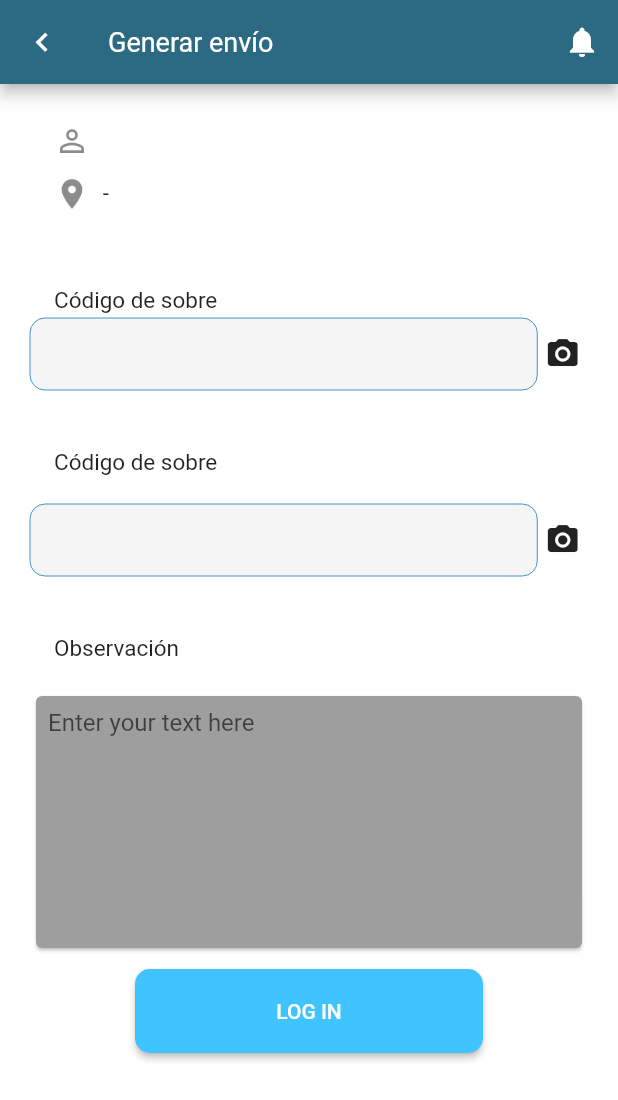
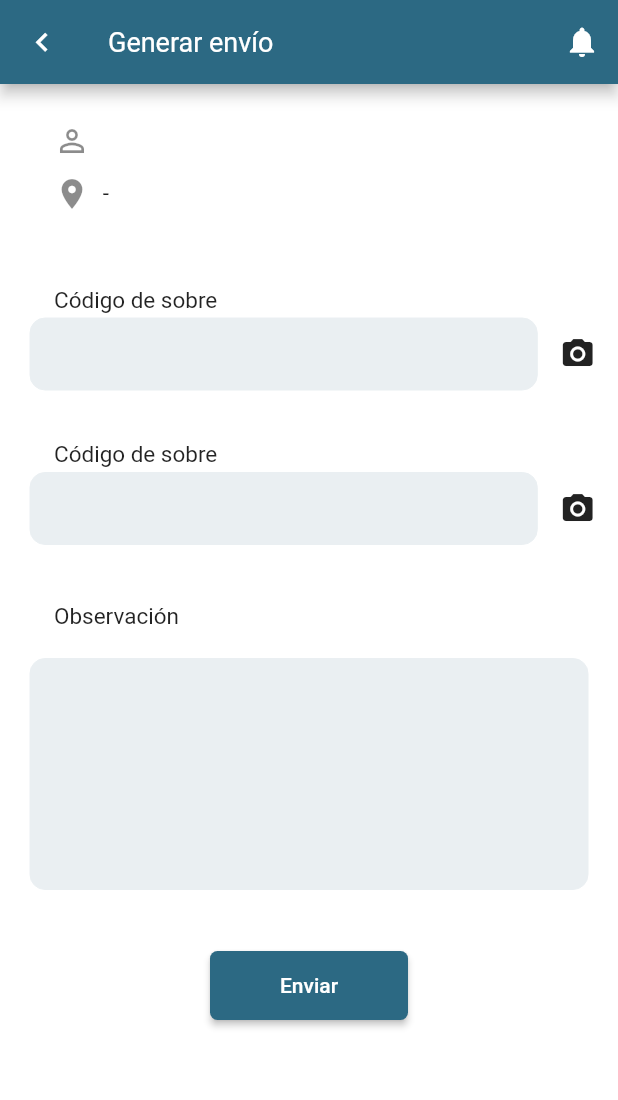
Before and after one commit to exact-ti/tramiteApp, a Flutter app: the EnvioPage screen opened directly with empty values, on a phone screen of 412 x 824 dp. Shown: the top 1100 px of the screen. Run offline on Flutter 3.47's test engine with Material 2 defaults, Android fonts, the phone set to English and light mode, and no system bars; our stand-ins replace dio, shared_preferences; accounts and stored records are empty.

Commit message:
ultimos cambois de front remoto

```diff
--- a/lib/src/Vistas/Generar-envio/Crear-envio/EnvioPage.dart
+++ b/lib/src/Vistas/Generar-envio/Crear-envio/EnvioPage.dart
@@ -26,49 +26,69 @@ class _EnvioPageState extends State<EnvioPage> {
         title: new Text(text, style: TextStyle(fontSize: 15)));
   }
 
-  final observacion = Card(
-      color: Colors.grey,
-      child: Padding(
-        padding: EdgeInsets.all(8.0),
-        child: TextField(
-          maxLines: 8,
-          decoration:
-              InputDecoration.collapsed(hintText: "Enter your text here"),
+  final observacion = TextField(
+          maxLines: 6,
+      decoration: InputDecoration(
+      filled: true,
+      fillColor: Color(0xFFEAEFF2) ,
+      focusedBorder: OutlineInputBorder(
+        borderRadius: BorderRadius.circular(10.0),
+        borderSide: BorderSide(
+          color: Colors.blue
         ),
-      ));
+      ),
+      enabledBorder: OutlineInputBorder(
+        borderRadius: BorderRadius.circular(10.0),
+        borderSide: BorderSide(
+          color: Color(0xFFEAEFF2),
+          width: 0.0,
+        ),
+      ),
+    ),
+        );
 
-  final loginButton = Padding(
-    padding: EdgeInsets.symmetric(vertical: 10.0, horizontal: 70),
+  final loginButton =
+  Container(
+
+    margin: const EdgeInsets.only(top: 40),
+    child: Padding(
+    padding: EdgeInsets.symmetric(horizontal: 120),
     child: RaisedButton(
       shape: RoundedRectangleBorder(
-        borderRadius: BorderRadius.circular(10),
+        borderRadius: BorderRadius.circular(5),
       ),
       onPressed: () {
         //performLogin(context);
         //Navigator.of(context).pushNamed("principal");
       },
-      padding: EdgeInsets.fromLTRB(20.0, 20.0, 20.0, 20.0),
-      color: Colors.lightBlueAccent,
-      child: Text('LOG IN', style: TextStyle(color: Colors.white)),
+      color: Color(0xFF2C6983),
+            padding: EdgeInsets.fromLTRB(20.0, 15.0, 20.0, 15.0),
+      child: Text('Enviar', style: TextStyle(color: Colors.white)),
     ),
+  )
+
   );
+
+
+  var colorplomos = const Color(0xFFEAEFF2);
 
   final codigo = TextFormField(
     keyboardType: TextInputType.text,
     autofocus: false,
-    style: new TextStyle(height: 0.2),
+    style: new TextStyle(height: 0.2,color:Colors.blue),
     decoration: InputDecoration(
       filled: true,
+      fillColor: Color(0xFFEAEFF2) ,
       focusedBorder: OutlineInputBorder(
         borderRadius: BorderRadius.circular(10.0),
         borderSide: BorderSide(
-          color: Colors.blue,
+          color: Colors.blue
         ),
       ),
       enabledBorder: OutlineInputBorder(
         borderRadius: BorderRadius.circular(10.0),
         borderSide: BorderSide(
-          color: Color(0xff4693C7),
+          color: Color(0xFFEAEFF2),
           width: 0.0,
         ),
       ),
@@ -141,12 +161,16 @@ class _EnvioPageState extends State<EnvioPage> {
                       flex: 10,
                     ),
                     Expanded(
-                      child: Icon(Icons.camera_alt),
+                      child: Container(
+                        margin:const EdgeInsets.only(left: 15) ,
+                        child:Icon(Icons.camera_alt) ,
+                        ),
                       flex: 1
                     ),
                   ]),
                   Container(
-                    margin: const EdgeInsets.only(top: 20, bottom: 0),
+                    margin: const EdgeInsets.only(top: 15, bottom: 0),
+                    height: 40,
                     child: ListTile(
                         title: new Text("Código de sobre",
                             style: TextStyle(fontSize: 15))),
@@ -157,7 +181,11 @@ class _EnvioPageState extends State<EnvioPage> {
                       flex: 10,
                     ),
                     Expanded(
-                      child: Icon(Icons.camera_alt),
+                      child: Container(
+                        margin:const EdgeInsets.only(left: 15) ,
+                        child:Icon(Icons.camera_alt) ,
+                        ),
+                      flex: 1
                     ),
                   ]),
                   Container(
```
